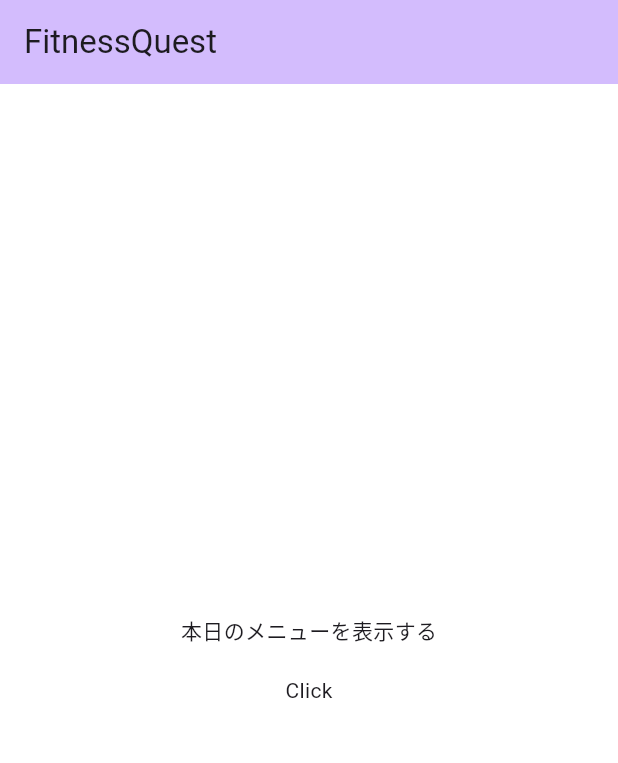
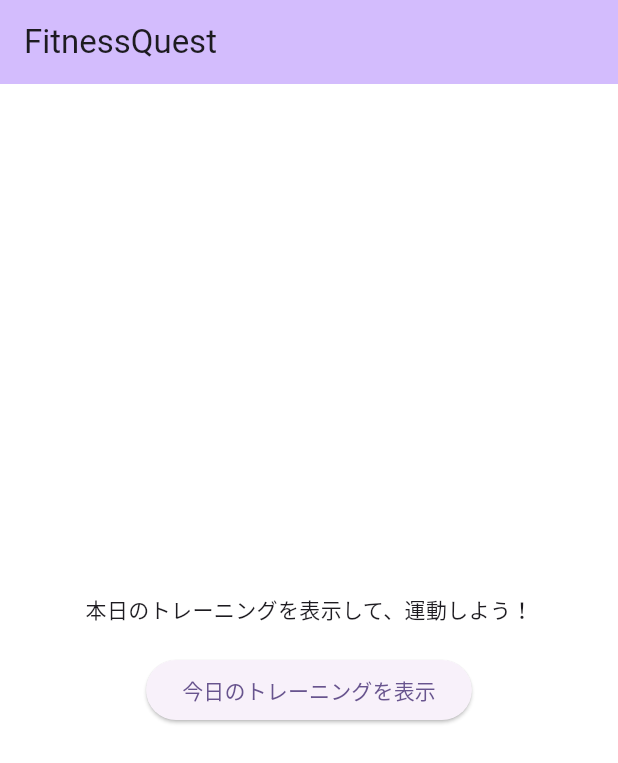
Before and after one commit to iwa-ma/FitnessQuest, a Flutter app: the screen it shows after launch, on a phone screen of 412 x 824 dp. Shown: the top 763 px of the screen. Run offline on Flutter 3.47's test engine with Material 3 defaults, Android fonts, the phone set to English and light mode, and no system bars.

Commit message:
[本日のメニュー] add : 説明テキスト変更、ボタン追加

```diff
--- a/lib/main.dart
+++ b/lib/main.dart
@@ -42,9 +42,14 @@
           child:Column(
           mainAxisAlignment: MainAxisAlignment.center,
           children: <Widget>[
-            Text('本日のメニューを表示する'),
+            Text('本日のトレーニングを表示して、運動しよう！'),
             SizedBox(height: 20), // 20ピクセルの縦マージンを追加
-            Text('Click'),
+            ElevatedButton(
+              onPressed: () {
+                //add:押したときの動作記載
+              },
+              child: Text('今日のトレーニングを表示'),
+            ),
           ],
           ),
         ),
```
